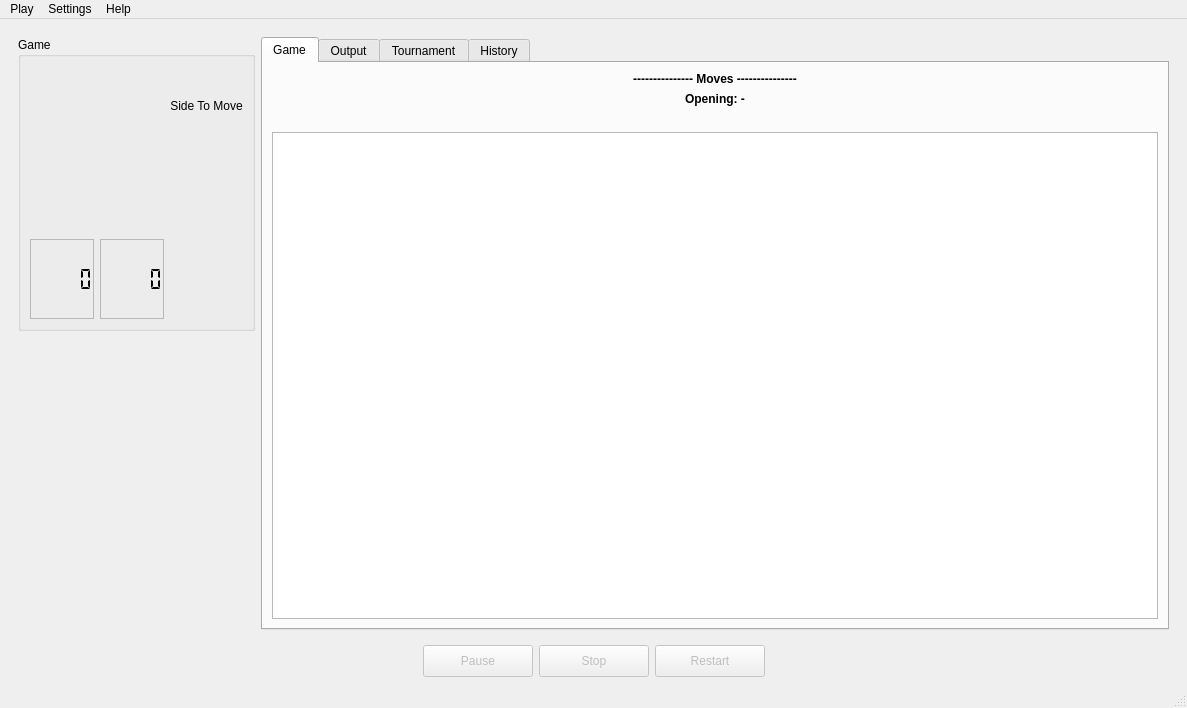
Old version of the form app/mainwindow.ui in the repository neluj/Xake.
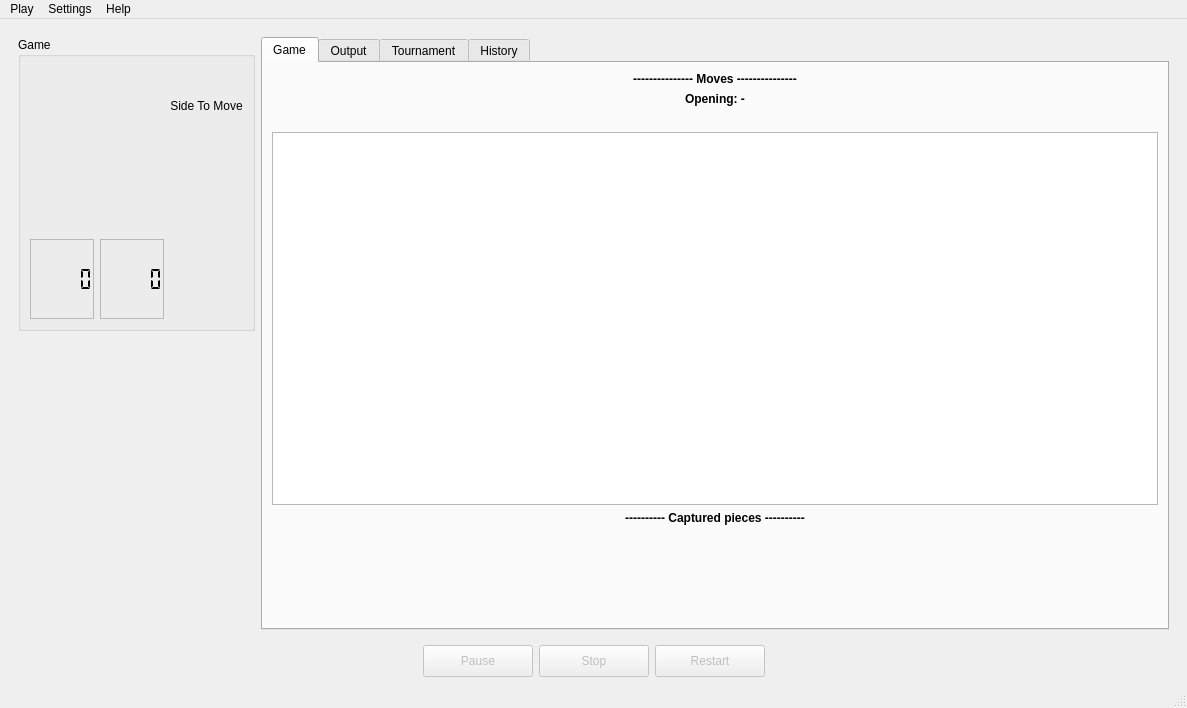
New version of the form. Custom widgets are drawn as their Qt base class.

Commit message: Add captured pieces tracking and display

```diff
--- a/app/mainwindow.ui
+++ b/app/mainwindow.ui
@@ -189,6 +189,37 @@
              </property>
             </widget>
            </item>
+           <item>
+            <widget class="QLabel" name="labelCapturedPiecesDivider">
+             <property name="font">
+              <font>
+               <bold>true</bold>
+              </font>
+             </property>
+             <property name="text">
+              <string>---------- Captured pieces ----------</string>
+             </property>
+             <property name="alignment">
+              <set>Qt::AlignCenter</set>
+             </property>
+            </widget>
+           </item>
+           <item>
+            <widget class="CapturedPiecesWidget" name="capturedPiecesWidget" native="true">
+             <property name="minimumSize">
+              <size>
+               <width>0</width>
+               <height>88</height>
+              </size>
+             </property>
+             <property name="maximumSize">
+              <size>
+               <width>16777215</width>
+               <height>112</height>
+              </size>
+             </property>
+            </widget>
+           </item>
           </layout>
          </widget>
          <widget class="QWidget" name="tabOutput">
@@ -765,6 +796,12 @@
    <header>boardwidget.h</header>
    <container>1</container>
   </customwidget>
+  <customwidget>
+   <class>CapturedPiecesWidget</class>
+   <extends>QWidget</extends>
+   <header>captured_pieces_widget.h</header>
+   <container>1</container>
+  </customwidget>
  </customwidgets>
  <resources/>
  <connections/>
```
The commit also changes 10 other files.
